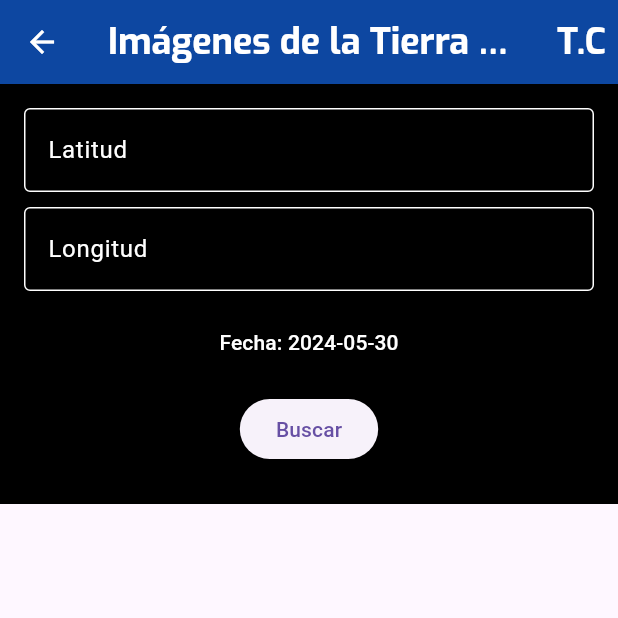
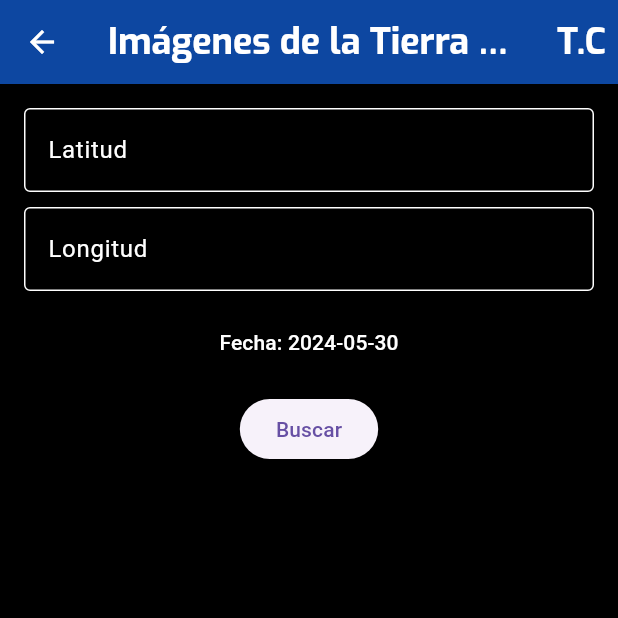
Before and after one commit to Nebot774/Final_Boss, a Flutter app: the TierraDesdeEspacio screen opened directly, on a phone screen of 412 x 824 dp, the top half of it. Run offline on Flutter 3.47's test engine with Material 3 defaults, Android fonts, the phone set to English and light mode, and no system bars; our stand-ins replace bloc, cached_network_image, flutter_bloc, flutter_cache_manager, flutter_screenutil; missing offline and left inert: translator.

Commit message:
problema visual tierra desde el espacio arreglado

```diff
--- a/lib/bloc/states/mars_rover_state.dart
+++ b/lib/bloc/states/mars_rover_state.dart
@@ -19,6 +19,8 @@ class MarsRoverError extends MarsRoverState {
   MarsRoverError({required this.message});
 }
 
+class MarsRoverImageLoading extends MarsRoverState {} // Nuevo estado para la carga de imágenes
+
 class MissionManifestLoading extends MarsRoverState {}
 
 class MissionManifestLoaded extends MarsRoverState {
--- a/lib/main.dart
+++ b/lib/main.dart
@@ -9,16 +9,10 @@ import 'package:flutter/material.dart';
 import 'bloc/blocs/GaleriaBloc.dart';
 import 'bloc/blocs/TierraDesdeEspacioBloc.dart';
 import 'bloc/blocs/apod_bloc.dart';
-import 'ui/pages/home_page.dart'; // Asegúrate de que esta ruta de importación sea correcta
-import 'package:final_boss/ui/pages/menu_page.dart';
-
 import 'package:flutter_bloc/flutter_bloc.dart';
-
 import 'package:flutter_bloc/flutter_bloc.dart';
 import 'bloc/blocs/imagen_cumpleanos_bloc.dart';
-
-import 'package:final_boss/bloc/blocs/GaleriaBloc.dart';
-import 'package:final_boss/repositories/GaleriaRepository.dart';
+import 'package:http/http.dart' as http;
 
 void main() {
   runApp(MyApp());
@@ -32,7 +26,7 @@ class MyApp extends StatelessWidget {
     return MultiBlocProvider(
       providers: [
         BlocProvider<ApodBloc>(
-          create: (context) => ApodBloc(apodRepository: ApodRepository()),
+          create: (context) => ApodBloc(apodRepository: ApodRepository(client: http.Client())),
         ),
         BlocProvider<ImagenCumpleanosBloc>(
           create: (context) => ImagenCumpleanosBloc(imagenCumpleanosRepository: ImagenCumpleanosRepository()),
--- a/lib/repositories/ApodRepository.dart
+++ b/lib/repositories/ApodRepository.dart
@@ -3,14 +3,15 @@ import 'package:http/http.dart' as http;
 
 import '../models/ApodData.dart';
 
+class ApodRepository {
+  final String baseUrl = 'http://10.0.2.2:8080/api/nasa';
+  final http.Client client;
 
-class ApodRepository {
-  //final String baseUrl = 'http://localhost:8080/api/nasa';
-  final String baseUrl = 'http://10.0.2.2:8080/api/nasa';
+  ApodRepository({required this.client});
 
   Future<ApodData> fetchApodData() async {
     try {
-      final response = await http.get(Uri.parse('$baseUrl/apod'));
+      final response = await client.get(Uri.parse('$baseUrl/apod'));
 
       if (response.statusCode == 200) {
         return ApodData.fromJson(jsonDecode(response.body));
--- a/lib/repositories/NeoWsNeoRepository.dart
+++ b/lib/repositories/NeoWsNeoRepository.dart
@@ -12,7 +12,7 @@ class NeoWsNeoRepository {
     if (response.statusCode == 200) {
       return NeoWsNeoData.fromJson(jsonDecode(response.body));
     } else {
-      throw Exception('Failed to load NeoWsNeo data');
+      throw Exception('Error:no se encontro el asteroide con ese ID');
     }
   }
 
--- a/lib/ui/pages/tierra_desde_espacio.dart
+++ b/lib/ui/pages/tierra_desde_espacio.dart
@@ -13,6 +13,7 @@ import 'package:final_boss/ui/pages/terms_and_conditions_screen.dart';
 import '../../bloc/blocs/TierraDesdeEspacioBloc.dart';
 import '../../bloc/events/TierraDesdeEspacioEvent.dart';
 import '../../bloc/states/TierraDesdeEspacioState.dart';
+import '../../widgets/TierraDesdeEspacioWidget.dart';
 
 class TierraDesdeEspacio extends StatefulWidget {
   @override
@@ -23,7 +24,6 @@ class _TierraDesdeEspacioState extends State<TierraDesdeEspacio> {
   final TextEditingController _latController = TextEditingController();
   final TextEditingController _lonController = TextEditingController();
   DateTime _selectedDate = DateTime.now();
-
 
   @override
   Widget build(BuildContext context) {
@@ -62,71 +62,24 @@ class _TierraDesdeEspacioState extends State<TierraDesdeEspacio> {
           ),
         ],
       ),
-      body: SingleChildScrollView( // Añade esto
-        child: Container(
-          color: Colors.black,
-          padding: EdgeInsets.all(16.0),
-          child: Column(
-            children: <Widget>[
-              TextField(
-                controller: _latController,
-                decoration: InputDecoration(
-                  labelText: 'Latitud',
-                  labelStyle: TextStyle(color: Colors.white),
-                  enabledBorder: OutlineInputBorder(
-                    borderSide: BorderSide(color: Colors.white),
-                  ),
-                ),
-                style: TextStyle(color: Colors.white),
+      body: Container(
+        color: Colors.black, // Añade el fondo negro aquí
+        child: Column(
+          children: [
+            Expanded(
+              child: TierraDesdeEspacioWidget(
+                latController: _latController,
+                lonController: _lonController,
+                selectedDate: _selectedDate,
+                selectDate: _selectDate,
+                search: _search,
               ),
-              SizedBox(height: 10),
-              TextField(
-                controller: _lonController,
-                decoration: InputDecoration(
-                  labelText: 'Longitud',
-                  labelStyle: TextStyle(color: Colors.white),
-                  enabledBorder: OutlineInputBorder(
-                    borderSide: BorderSide(color: Colors.white),
-                  ),
-                ),
-                style: TextStyle(color: Colors.white),
-              ),
-              SizedBox(height: 10),
-              TextButton(
-                onPressed: () => _selectDate(context),
-                child: Text(
-                  'Fecha: ${DateFormat('yyyy-MM-dd').format(_selectedDate)}',
-                  style: TextStyle(color: Colors.white),
-                ),
-              ),
-              SizedBox(height: 10),
-              ElevatedButton(
-                onPressed: () => _search(),
-                child: Text('Buscar'),
-              ),
-              SizedBox(height: 10),
-              BlocBuilder<TierraDesdeEspacioBloc, TierraDesdeEspacioState>(
-                builder: (context, state) {
-                  if (state is TierraDesdeEspacioLoading) {
-                    return CircularProgressIndicator();
-                  } else if (state is TierraDesdeEspacioLoaded) {
-                    print(state.tierraDesdeEspacio.url); // Imprime la URL en la consola
-                    return Image.network(state.tierraDesdeEspacio.url);
-                  } else if (state is TierraDesdeEspacioError) {
-                    print(state.message); // Imprime el mensaje de error en la consola
-                    return Text(state.message);
-                  }
-                  return Container();
-                },
-              ),
-            ],
-          ),
+            ),
+          ],
         ),
       ),
     );
   }
-
-
 
   _selectDate(BuildContext context) async {
     final DateTime? picked = await showDatePicker(
@@ -140,6 +93,7 @@ class _TierraDesdeEspacioState extends State<TierraDesdeEspacio> {
         _selectedDate = picked;
       });
   }
+
   _search() {
     final lat = double.tryParse(_latController.text);
     final lon = double.tryParse(_lonController.text);
--- /dev/null
+++ b/lib/widgets/TierraDesdeEspacioWidget.dart
@@ -0,0 +1,93 @@
+import 'package:flutter/material.dart';
+import 'package:flutter_bloc/flutter_bloc.dart';
+import 'package:intl/intl.dart';
+
+import '../bloc/blocs/TierraDesdeEspacioBloc.dart';
+import '../bloc/states/TierraDesdeEspacioState.dart';
+
+
+class TierraDesdeEspacioWidget extends StatefulWidget {
+  final TextEditingController latController;
+  final TextEditingController lonController;
+  final DateTime selectedDate;
+  final Function(BuildContext) selectDate;
+  final Function search;
+
+  TierraDesdeEspacioWidget({
+    required this.latController,
+    required this.lonController,
+    required this.selectedDate,
+    required this.selectDate,
+    required this.search,
+  });
+
+  @override
+  _TierraDesdeEspacioWidgetState createState() => _TierraDesdeEspacioWidgetState();
+}
+
+class _TierraDesdeEspacioWidgetState extends State<TierraDesdeEspacioWidget> {
+  @override
+  Widget build(BuildContext context) {
+    return SingleChildScrollView(
+      child: Container(
+        color: Colors.black,
+        padding: EdgeInsets.all(16.0),
+        child: Column(
+          children: <Widget>[
+            TextField(
+              controller: widget.latController,
+              decoration: InputDecoration(
+                labelText: 'Latitud',
+                labelStyle: TextStyle(color: Colors.white),
+                enabledBorder: OutlineInputBorder(
+                  borderSide: BorderSide(color: Colors.white),
+                ),
+              ),
+              style: TextStyle(color: Colors.white),
+            ),
+            SizedBox(height: 10),
+            TextField(
+              controller: widget.lonController,
+              decoration: InputDecoration(
+                labelText: 'Longitud',
+                labelStyle: TextStyle(color: Colors.white),
+                enabledBorder: OutlineInputBorder(
+                  borderSide: BorderSide(color: Colors.white),
+                ),
+              ),
+              style: TextStyle(color: Colors.white),
+            ),
+            SizedBox(height: 10),
+            TextButton(
+              onPressed: () => widget.selectDate(context),
+              child: Text(
+                'Fecha: ${DateFormat('yyyy-MM-dd').format(widget.selectedDate)}',
+                style: TextStyle(color: Colors.white),
+              ),
+            ),
+            SizedBox(height: 10),
+            ElevatedButton(
+              onPressed: () => widget.search(),
+              child: Text('Buscar'),
+            ),
+            SizedBox(height: 10),
+            BlocBuilder<TierraDesdeEspacioBloc, TierraDesdeEspacioState>(
+              builder: (context, state) {
+                if (state is TierraDesdeEspacioLoading) {
+                  return CircularProgressIndicator();
+                } else if (state is TierraDesdeEspacioLoaded) {
+                  print(state.tierraDesdeEspacio.url); // Imprime la URL en la consola
+                  return Image.network(state.tierraDesdeEspacio.url);
+                } else if (state is TierraDesdeEspacioError) {
+                  print(state.message); // Imprime el mensaje de error en la consola
+                  return Text(state.message);
+                }
+                return Container();
+              },
+            ),
+          ],
+        ),
+      ),
+    );
+  }
+}
--- a/pubspec.yaml
+++ b/pubspec.yaml
@@ -42,6 +42,8 @@ dependencies:
   json_annotation: ^4.4.0
   build_runner: ^2.1.4
   intl: ^0.17.0
+  mockito: ^5.0.16
+
 
 dev_dependencies:
   flutter_test:
```
Also changed, not shown: pubspec.lock, 1 other file.
